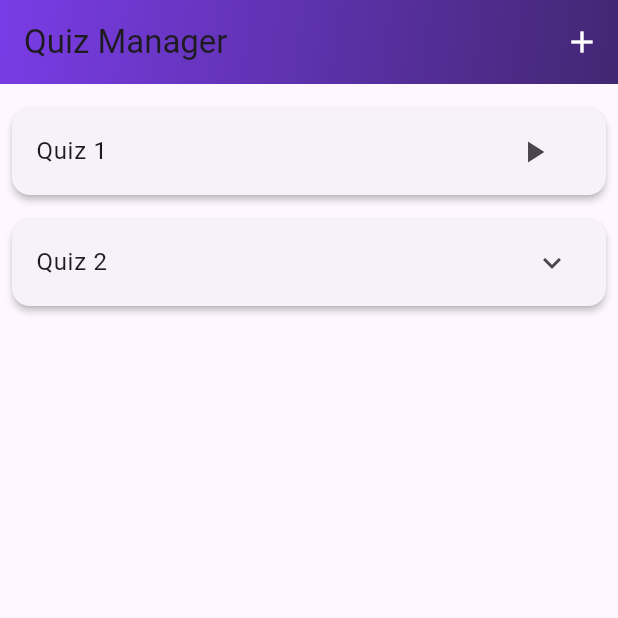
After one commit to mobilapp2024/quiz, a Flutter app: the screen it shows after launch, after a tap on the "add" icon, on a phone screen of 412 x 824 dp, the top half of it. The commit adds this screen. Run offline on Flutter 3.47's test engine with Material 3 defaults, Android fonts, the phone set to English and light mode, and no system bars; our stand-ins replace google_fonts, shared_preferences.

Commit message:
Implemented a Quiz Manager
small update to quiz app

```diff
--- /dev/null
+++ b/quiz_application/lib/data/default_questions.dart
@@ -0,0 +1,20 @@
+import 'package:quiz_application/models/quiz_questions.dart';
+
+ const defaultQuestions = [
+  QuizQuestion(
+    text: 'Which energy drink brand has the best "original" taste?',
+    answers: ['Redbull', 'Burn', 'Monster', 'Battery'],
+  ),
+  QuizQuestion(
+    text: 'Who shot and killed the beloved white whale "Hvaldimir"?',
+    answers: ['Barcode cokehead', 'PETA enthusiast', 'Erna Solberg', 'Died of natural causes'],
+  ),
+  QuizQuestion(
+    text: 'Which fortnite season was the best?',
+    answers: ['Never liked Fortnite', 'Season 1', 'Season 5', 'Season 26'],
+  ),
+  QuizQuestion(
+    text: 'If you have 1kg of feathers and 1kg of bricks, which takes up the most volume?',
+    answers: ['Feathers', 'Brick', 'What is volume?', 'Both take up the same amount'],
+  ),
+];
--- a/quiz_application/lib/data/questions.dart
+++ /dev/null
@@ -1,20 +0,0 @@
-import 'package:quiz_application/models/quiz_questions.dart';
-
-const questions = [
-  QuizQuestion(
-    'Which energy drink brand has the best "original" taste?',
-    ['Redbull', 'Burn', 'Monster', 'Battery'],
-  ),
-  QuizQuestion(
-    'Who shot and killed the beloved white whale "Hvaldimir"?',
-    ['Barcode cokehead', 'PETA enthusiast', 'Erna Solberg', 'Died of natural causes'],
-  ),
-  QuizQuestion(
-    'Which fortnite season was the best?',
-    ['Never liked Fortnite', 'Season 1', 'Season 5', 'Season 26'],
-  ),
-  QuizQuestion(
-    'If you have 1kg of feathers and 1kg of bricks, which takes up the most volume?',
-    ['Feathers', 'Brick', 'What is volume?', 'Both take up the same amount'],
-  ),
-];
--- a/quiz_application/lib/main.dart
+++ b/quiz_application/lib/main.dart
@@ -1,7 +1,21 @@
 import 'package:flutter/material.dart';
-import 'package:quiz_application/quiz.dart';
-
+import 'package:quiz_application/quiz_manager.dart';
 
 void main() {
-  runApp(const Quiz());
+   runApp(const MyApp());
 }
+
+class MyApp extends StatelessWidget {
+  const MyApp({super.key});
+
+  @override
+  Widget build(BuildContext context) {
+    return MaterialApp(
+      title: 'Quiz Application',
+      theme: ThemeData(
+        primarySwatch: Colors.purple,
+      ),
+      home: const QuizManager(),
+    );
+  }
+}
--- /dev/null
+++ b/quiz_application/lib/models/quiz_model.dart
@@ -0,0 +1,29 @@
+import 'package:quiz_application/models/quiz_questions.dart';
+
+class QuizModel {
+  List<QuizQuestion> questions;
+
+  QuizModel({List<QuizQuestion>? questions}) : questions = questions ?? [];
+
+  void addQuestion(QuizQuestion question) {
+    questions.add(question);
+  }
+
+  void removeQuestion(QuizQuestion question) {
+    questions.remove(question);
+  }
+
+  factory QuizModel.fromJson(Map<String, dynamic> json) {
+    return QuizModel(
+      questions: (json['questions'] as List<dynamic>)
+          .map((e) => QuizQuestion.fromJson(e as Map<String, dynamic>))
+          .toList(),
+    );
+  }
+
+  Map<String, dynamic> toJson() {
+    return {
+      'questions': questions.map((e) => e.toJson()).toList(),
+    };
+  }
+}
--- a/quiz_application/lib/models/quiz_questions.dart
+++ b/quiz_application/lib/models/quiz_questions.dart
@@ -1,11 +1,27 @@
 class QuizQuestion {
-  const QuizQuestion(this.text, this.answers);
-
   final String text;
   final List<String> answers;
 
-// Copies list of answers and shuffles it
-  List<String> getShuffledAnswers(){
+  const QuizQuestion({
+    required this.text,
+    required this.answers,
+  });
+
+  factory QuizQuestion.fromJson(Map<String, dynamic> json) {
+    return QuizQuestion(
+      text: json['text'] as String,
+      answers: List<String>.from(json['answers'] as List<dynamic>),
+    );
+  }
+
+  Map<String, dynamic> toJson() {
+    return {
+      'text': text,
+      'answers': answers,
+    };
+  }
+
+  List<String> getShuffledAnswers() {
     final shuffledList = List.of(answers);
     shuffledList.shuffle();
     return shuffledList;
--- /dev/null
+++ b/quiz_application/lib/quiz_manager.dart
@@ -0,0 +1,192 @@
+import 'package:flutter/material.dart';
+import 'dart:convert';
+import 'package:shared_preferences/shared_preferences.dart';
+import 'package:quiz_application/models/quiz_questions.dart';
+import 'package:quiz_application/edit_question_screen.dart';
+import 'package:quiz_application/models/quiz_model.dart'; // Updated import
+import 'package:quiz_application/quiz.dart';
+import 'package:quiz_application/data/default_questions.dart'; // Import the Quiz widget
+
+class QuizManager extends StatefulWidget {
+  const QuizManager({super.key});
+
+  @override
+  QuizManagerState createState() => QuizManagerState();
+}
+
+class QuizManagerState extends State<QuizManager> {
+  List<QuizModel> quizzes = [];
+
+  @override
+  void initState() {
+    super.initState();
+    _loadQuizzes();
+  }
+
+  Future<void> _loadQuizzes() async {
+    final prefs = await SharedPreferences.getInstance();
+    final String? quizzesString = prefs.getString('quizzes');
+    if (quizzesString != null) {
+      final List<dynamic> quizzesJson = jsonDecode(quizzesString);
+      setState(() {
+        quizzes = quizzesJson.map((json) => QuizModel.fromJson(json)).toList();
+      });
+    } else {
+      final defaultQuiz = QuizModel(questions: List.from(defaultQuestions));
+      quizzes = [defaultQuiz];
+      _saveQuizzes();
+    }
+  }
+
+  Future<void> _saveQuizzes() async {
+    final prefs = await SharedPreferences.getInstance();
+    final String quizzesString =
+        jsonEncode(quizzes.map((quiz) => quiz.toJson()).toList());
+    await prefs.setString('quizzes', quizzesString);
+  }
+
+  void addQuiz() {
+    setState(() {
+      quizzes.add(QuizModel());
+      _saveQuizzes();
+    });
+  }
+
+  void removeQuiz(QuizModel quiz) {
+    setState(() {
+      quizzes.remove(quiz);
+      _saveQuizzes();
+    });
+  }
+
+  void _editQuestion(QuizModel quiz, [QuizQuestion? question]) {
+    Navigator.of(context).push(
+      MaterialPageRoute(
+        builder: (context) => EditQuestionScreen(
+          question: question,
+          onSave: (newQuestion) {
+            setState(() {
+              if (question != null) {
+                final index = quiz.questions.indexOf(question);
+                quiz.questions[index] = newQuestion;
+              } else {
+                final newQuestionWithEmptyAnswers = QuizQuestion(
+                  text: newQuestion.text,
+                  answers: List.filled(4, ''),
+                );
+                quiz.questions.add(newQuestionWithEmptyAnswers);
+              }
+              _saveQuizzes();
+              _removeEmptyQuizzes();
+            });
+          },
+        ),
+      ),
+    );
+  }
+
+  void _removeQuestion(QuizModel quiz, int index) {
+    setState(() {
+      quiz.questions.removeAt(index);
+      _removeEmptyQuizzes();
+    });
+  }
+
+  void _removeEmptyQuizzes() {
+    setState(() {
+      quizzes.removeWhere((quiz) => quiz.questions.isEmpty);
+    });
+  }
+
+  void _playQuiz(QuizModel quiz) {
+    Navigator.of(context).push(
+      MaterialPageRoute(
+        builder: (context) => Quiz(questions: quiz.questions),
+      ),
+    );
+  }
+
+  @override
+  Widget build(BuildContext context) {
+    return Scaffold(
+      appBar: AppBar(
+        title: const Text('Quiz Manager'),
+        flexibleSpace: Container(
+          decoration: const BoxDecoration(
+            gradient: LinearGradient(
+              colors: [
+                Color.fromARGB(255, 122, 60, 230),
+                Color.fromARGB(255, 66, 39, 114),
+              ],
+              begin: Alignment.topLeft,
+              end: Alignment.bottomRight,
+            ),
+          ),
+        ),
+        actions: [
+          IconButton(
+            icon: const Icon(Icons.add),
+            color: Colors.white, // Improved contrast
+            onPressed: addQuiz,
+          ),
+        ],
+        elevation: 4.0, // Added elevation for a modern look
+      ),
+      body: Padding(
+        padding: const EdgeInsets.all(8.0),
+        child: ListView.builder(
+          itemCount: quizzes.length,
+          itemBuilder: (context, index) {
+            final quiz = quizzes[index];
+            return Card(
+              margin: const EdgeInsets.symmetric(vertical: 8.0),
+              elevation: 2.0,
+              child: ExpansionTile(
+                title: Text('Quiz ${index + 1}'),
+                trailing: quiz.questions.isNotEmpty
+                    ? IconButton(
+                        icon: const Icon(Icons.play_arrow),
+                        onPressed: () => _playQuiz(quiz),
+                      )
+                    : null,
+                children: [
+                  ListView.builder(
+                    shrinkWrap: true,
+                    physics: const NeverScrollableScrollPhysics(),
+                    itemCount: quiz.questions.length,
+                    itemBuilder: (context, qIndex) {
+                      final question = quiz.questions[qIndex];
+                      return ListTile(
+                        title: Text(question.text),
+                        trailing: Row(
+                          mainAxisSize: MainAxisSize.min,
+                          children: [
+                            IconButton(
+                              icon: const Icon(Icons.edit),
+                              onPressed: () => _editQuestion(quiz, question),
+                            ),
+                            IconButton(
+                              icon: const Icon(Icons.delete),
+                              onPressed: () => _removeQuestion(quiz, qIndex),
+                            ),
+                          ],
+                        ),
+                      );
+                    },
+                  ),
+                  ListTile(
+                    title: const Text('Add Question'),
+                    trailing: IconButton(
+                      icon: const Icon(Icons.add),
+                      onPressed: () => _editQuestion(quiz),
+                    ),
+                  ),
+                ],
+              ),
+            );
+          },
+        ),
+      ),
+    );
+  }
+}
--- a/quiz_application/lib/results_screen.dart
+++ b/quiz_application/lib/results_screen.dart
@@ -1,29 +1,33 @@
 import 'package:flutter/material.dart';
 import 'package:google_fonts/google_fonts.dart';
 import 'package:quiz_application/answer_button.dart';
-import 'package:quiz_application/data/questions.dart';
 import 'package:quiz_application/questions_summary.dart';
+import 'package:quiz_application/models/quiz_questions.dart';
 
 class ResultsScreen extends StatelessWidget {
   const ResultsScreen({
     super.key,
     required this.chooseAnswers,
     required this.backToStart,
+    required this.questions,
   });
 
   final List<String> chooseAnswers;
   final VoidCallback backToStart;
+  final List<QuizQuestion> questions;
 
   List<Map<String, Object>> getSummaryData() {
     final List<Map<String, Object>> summary = [];
 
     for (var i = 0; i < chooseAnswers.length; i++) {
+      if (i < questions.length) {
         summary.add({
           'question_index': i,
           'question': questions[i].text,
           'correct_answer': questions[i].answers[0],
           'user_answer': chooseAnswers[i],
         });
+      }
     }
 
     return summary;
--- a/quiz_application/pubspec.yaml
+++ b/quiz_application/pubspec.yaml
@@ -36,6 +36,7 @@ dependencies:
   # Use with the CupertinoIcons class for iOS style icons.
   cupertino_icons: ^1.0.8
   google_fonts: ^6.2.1
+  shared_preferences: ^2.3.2
 
 dev_dependencies:
   flutter_test:
```
Also changed, not shown: quiz_application/lib/edit_question_screen.dart (added, +103 -0 lines), quiz_application/lib/questions_screen.dart (+8 -3 lines), quiz_application/lib/quiz.dart (+18 -9 lines), quiz_application/lib/start_screen.dart (+29 -10 lines), 1 other file. Lines whose indentation alone changed are shown as unchanged.
